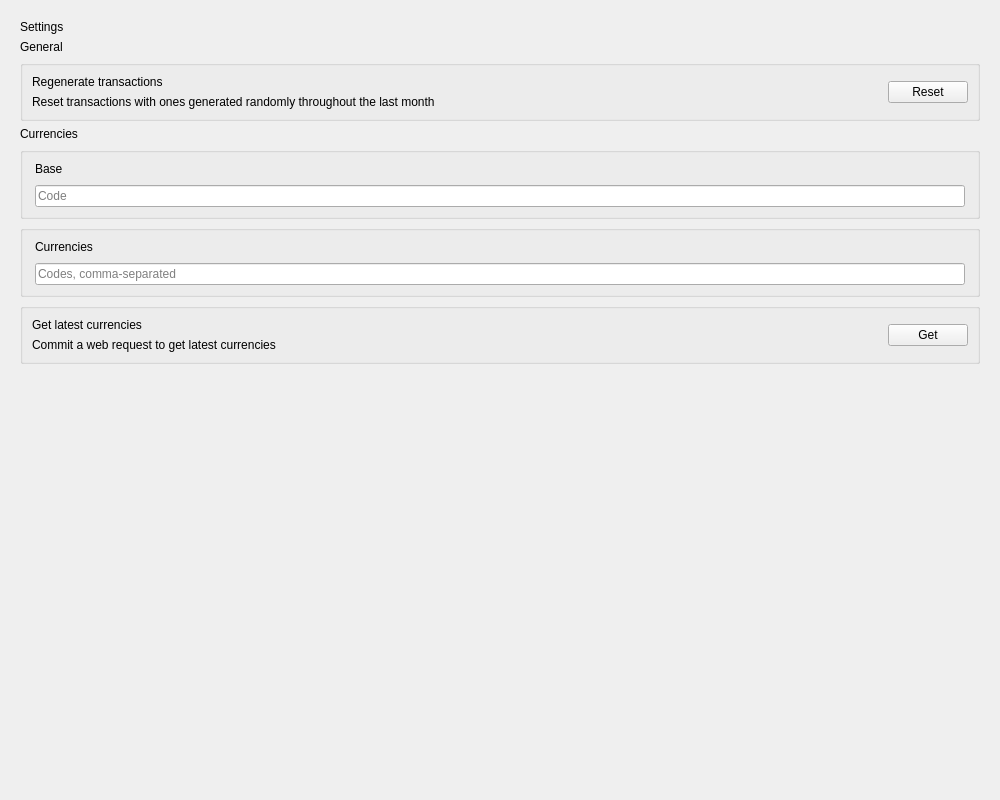
First picture: the form in Desktop/Pages/Settings/SettingsPage.ui, repository david4more/CoinWarden, before the edit.
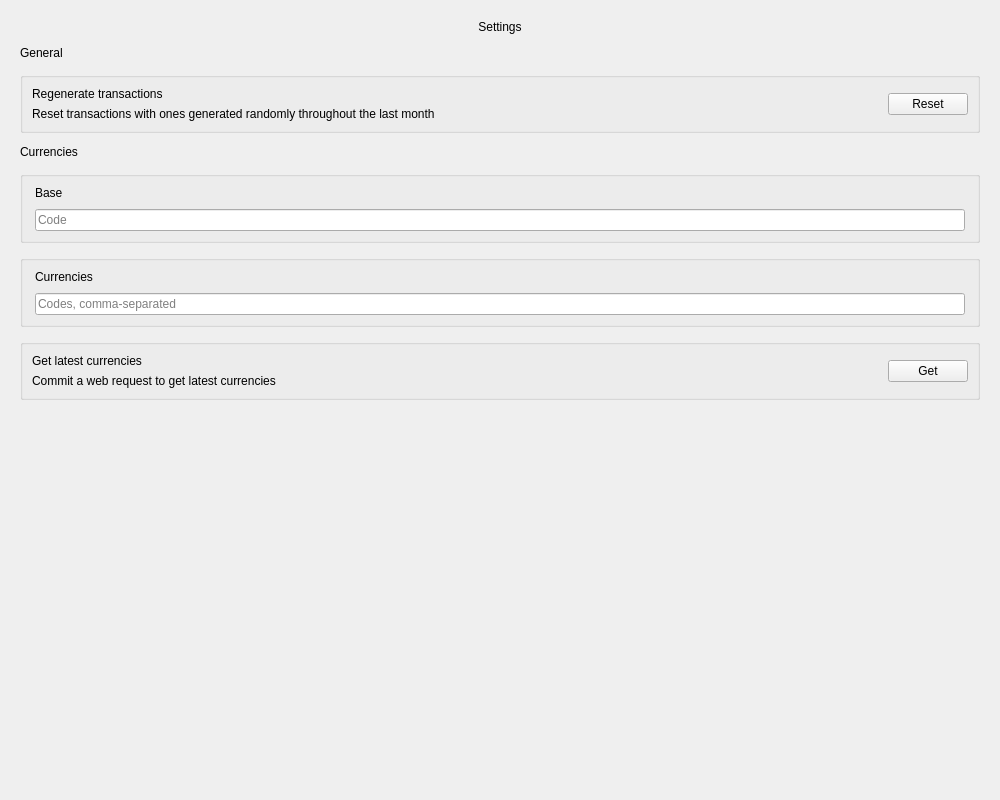
Second picture: the form after the edit.

```diff
--- a/Desktop/Pages/Settings/SettingsPage.ui
+++ b/Desktop/Pages/Settings/SettingsPage.ui
@@ -17,6 +17,9 @@
    <item>
     <widget class="QWidget" name="container" native="true">
      <layout class="QVBoxLayout" name="verticalLayout">
+      <property name="spacing">
+       <number>12</number>
+      </property>
       <item>
        <widget class="QLabel" name="label">
         <property name="sizePolicy">
@@ -31,16 +34,25 @@
         <property name="text">
          <string>Settings</string>
         </property>
+        <property name="alignment">
+         <set>Qt::AlignmentFlag::AlignCenter</set>
+        </property>
        </widget>
       </item>
       <item>
        <widget class="QLabel" name="label_13">
+        <property name="layoutDirection">
+         <enum>Qt::LayoutDirection::LeftToRight</enum>
+        </property>
         <property name="styleSheet">
          <string notr="true">font: 10pt &quot;Segoe UI&quot;;</string>
         </property>
         <property name="text">
          <string>General</string>
         </property>
+        <property name="alignment">
+         <set>Qt::AlignmentFlag::AlignLeading|Qt::AlignmentFlag::AlignLeft|Qt::AlignmentFlag::AlignVCenter</set>
+        </property>
        </widget>
       </item>
       <item>
@@ -118,6 +130,9 @@
         <property name="text">
          <string>Currencies</string>
         </property>
+        <property name="alignment">
+         <set>Qt::AlignmentFlag::AlignLeading|Qt::AlignmentFlag::AlignLeft|Qt::AlignmentFlag::AlignVCenter</set>
+        </property>
        </widget>
       </item>
       <item>
```
